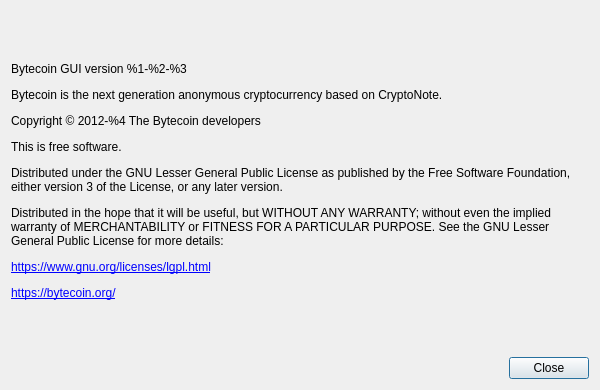
First picture: the form in src/aboutdialog.ui, repository BroFistCoin-Project/brofistcoin-gui, before the edit.
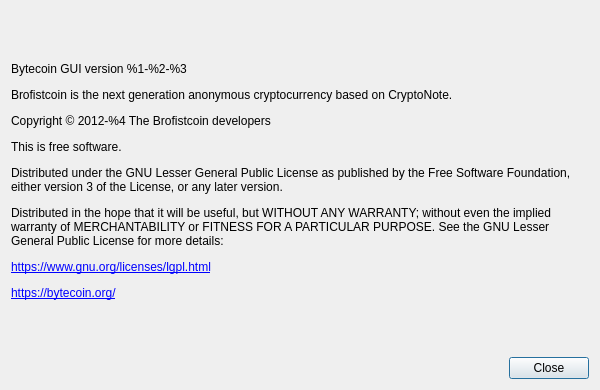
Second picture: the form after the edit. Custom widgets are drawn as their Qt base class.

What changed in the file:
```diff
--- a/src/aboutdialog.ui
+++ b/src/aboutdialog.ui
@@ -41,7 +41,7 @@
       </sizepolicy>
      </property>
      <property name="text">
-      <string>&lt;html&gt;&lt;head/&gt;&lt;body&gt;&lt;p&gt;Bytecoin GUI version %1-%2-%3&lt;/p&gt;&lt;p&gt;Bytecoin is the next generation anonymous cryptocurrency based on CryptoNote.&lt;/p&gt;&lt;p&gt;Copyright © 2012-%4 The Bytecoin developers&lt;/p&gt;&lt;p&gt;This is free software.&lt;/p&gt;&lt;p&gt;Distributed under the GNU Lesser General Public License as published by the Free Software Foundation, either version 3 of the License, or any later version.&lt;/p&gt;&lt;p&gt;Distributed in the hope that it will be useful, but WITHOUT ANY WARRANTY; without even the implied warranty of MERCHANTABILITY or FITNESS FOR A PARTICULAR PURPOSE. See the GNU Lesser General Public License for more details:&lt;/p&gt;&lt;p&gt;&lt;a href=&quot;https://www.gnu.org/licenses/lgpl.html&quot;&gt;&lt;span style=&quot; text-decoration: underline; color:#0000ff;&quot;&gt;https://www.gnu.org/licenses/lgpl.html&lt;/span&gt;&lt;/a&gt;&lt;/p&gt;&lt;p&gt;&lt;a href=&quot;http://bytecoin.org/&quot;&gt;&lt;span style=&quot; text-decoration: underline; color:#0000ff;&quot;&gt;https://bytecoin.org/&lt;/span&gt;&lt;/a&gt;&lt;/p&gt;&lt;/body&gt;&lt;/html&gt;</string>
+      <string>&lt;html&gt;&lt;head/&gt;&lt;body&gt;&lt;p&gt;Bytecoin GUI version %1-%2-%3&lt;/p&gt;&lt;p&gt;Brofistcoin is the next generation anonymous cryptocurrency based on CryptoNote.&lt;/p&gt;&lt;p&gt;Copyright © 2012-%4 The Brofistcoin developers&lt;/p&gt;&lt;p&gt;This is free software.&lt;/p&gt;&lt;p&gt;Distributed under the GNU Lesser General Public License as published by the Free Software Foundation, either version 3 of the License, or any later version.&lt;/p&gt;&lt;p&gt;Distributed in the hope that it will be useful, but WITHOUT ANY WARRANTY; without even the implied warranty of MERCHANTABILITY or FITNESS FOR A PARTICULAR PURPOSE. See the GNU Lesser General Public License for more details:&lt;/p&gt;&lt;p&gt;&lt;a href=&quot;https://www.gnu.org/licenses/lgpl.html&quot;&gt;&lt;span style=&quot; text-decoration: underline; color:#0000ff;&quot;&gt;https://www.gnu.org/licenses/lgpl.html&lt;/span&gt;&lt;/a&gt;&lt;/p&gt;&lt;p&gt;&lt;a href=&quot;http://bytecoin.org/&quot;&gt;&lt;span style=&quot; text-decoration: underline; color:#0000ff;&quot;&gt;https://bytecoin.org/&lt;/span&gt;&lt;/a&gt;&lt;/p&gt;&lt;/body&gt;&lt;/html&gt;</string>
      </property>
      <property name="textFormat">
       <enum>Qt::RichText</enum>
```
